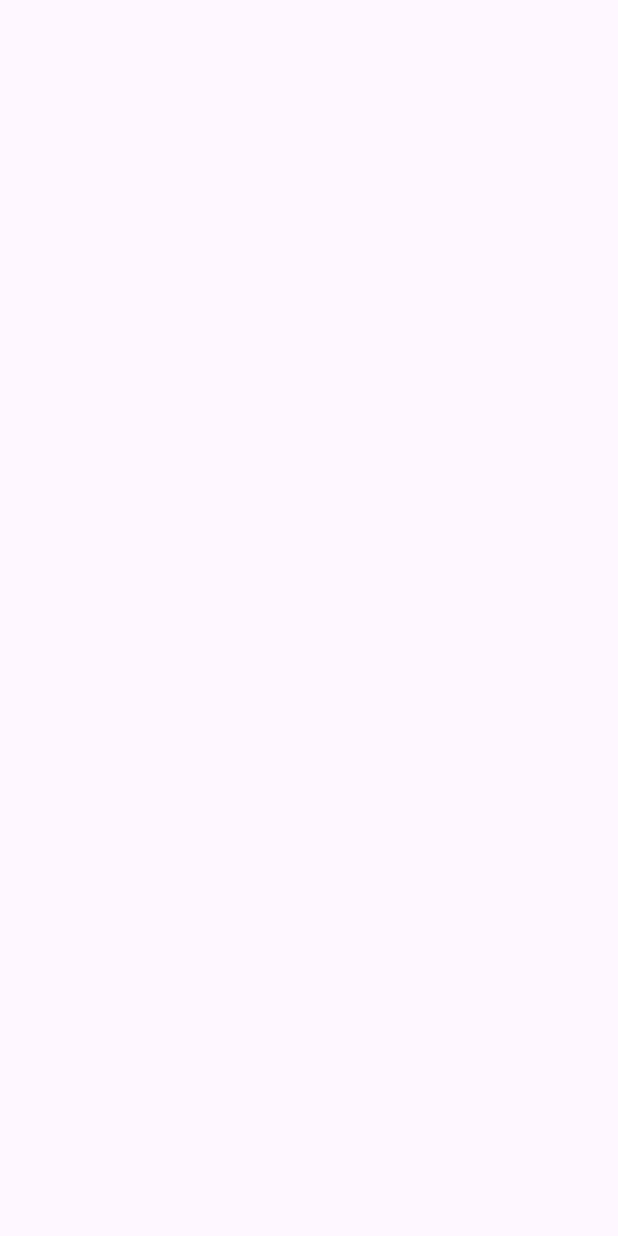
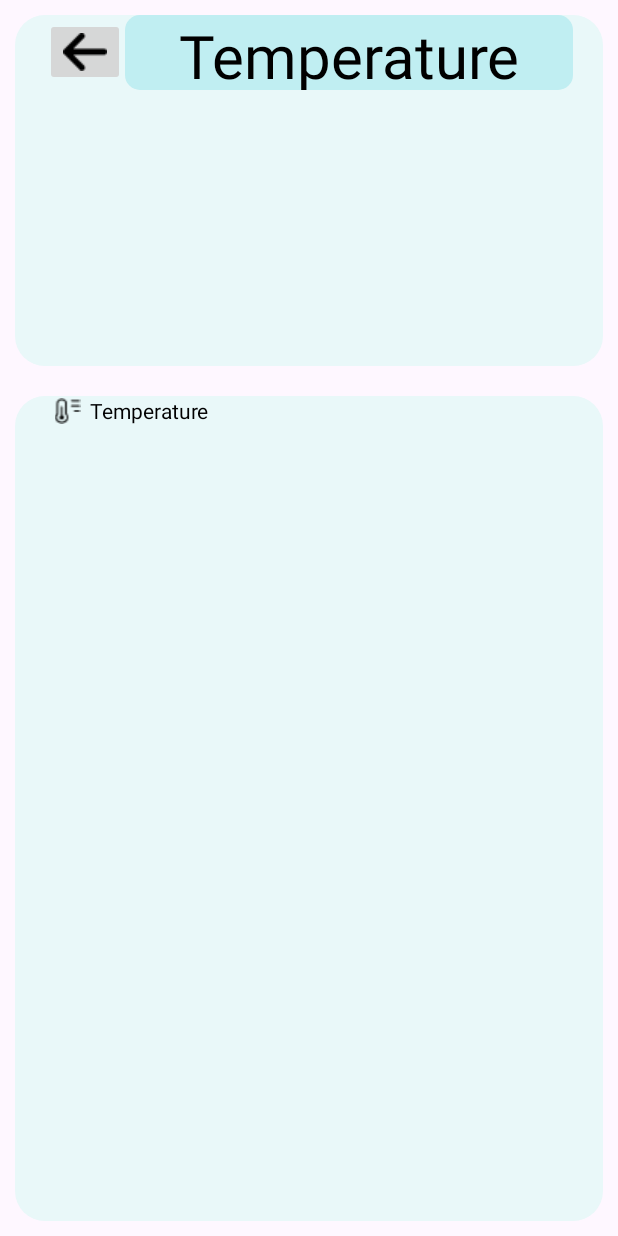
Before and after one commit to HyHyZhaLee/Thesis_Proposal, an Android app: the TempPage screen opened directly, with no data from a screen before it, on a phone screen of 412 x 824 dp. Before the commit the screen is empty. Run offline under Robolectric (Android 15) with nearby library versions, the phone set to English and light mode, and no system bars.

Commit message:
add back button

```diff
--- a/AndroidUI_AndroidStudio/app/src/main/java/com/example/androidui_androidstudio/MainActivity.java
+++ b/AndroidUI_AndroidStudio/app/src/main/java/com/example/androidui_androidstudio/MainActivity.java
@@ -6,6 +6,8 @@ import android.os.Bundle;
 import android.content.Intent;
 import android.view.View;
 import android.widget.Button;
+import android.widget.ImageButton;
+
 public class MainActivity extends AppCompatActivity {
 
     @Override
@@ -21,6 +23,7 @@ public class MainActivity extends AppCompatActivity {
                 Intent intent=new Intent(MainActivity.this,TempPage.class);
                 startActivity(intent);
             }
+
         });
     }
 }
--- a/AndroidUI_AndroidStudio/app/src/main/java/com/example/androidui_androidstudio/TempPage.java
+++ b/AndroidUI_AndroidStudio/app/src/main/java/com/example/androidui_androidstudio/TempPage.java
@@ -2,7 +2,10 @@ package com.example.androidui_androidstudio;
 
 import androidx.appcompat.app.AppCompatActivity;
 
+import android.content.Intent;
 import android.os.Bundle;
+import android.view.View;
+import android.widget.ImageButton;
 
 public class TempPage extends AppCompatActivity {
 
@@ -10,5 +13,13 @@ public class TempPage extends AppCompatActivity {
     protected void onCreate(Bundle savedInstanceState) {
         super.onCreate(savedInstanceState);
         setContentView(R.layout.activity_temp_page2);
+        ImageButton btn_1 = findViewById(R.id.button_temp_back);
+        btn_1.setOnClickListener(new View.OnClickListener() {
+            @Override
+            public void onClick(View v) {
+                Intent intent=new Intent(TempPage.this,MainActivity.class);
+                startActivity(intent);
+            }
+        });
     }
 }
--- a/AndroidUI_AndroidStudio/app/src/main/res/layout/activity_temp_page2.xml
+++ b/AndroidUI_AndroidStudio/app/src/main/res/layout/activity_temp_page2.xml
@@ -1,9 +1,74 @@
 <?xml version="1.0" encoding="utf-8"?>
-<androidx.constraintlayout.widget.ConstraintLayout xmlns:android="http://schemas.android.com/apk/res/android"
-    xmlns:app="http://schemas.android.com/apk/res-auto"
+<LinearLayout xmlns:android="http://schemas.android.com/apk/res/android"
     xmlns:tools="http://schemas.android.com/tools"
     android:layout_width="match_parent"
     android:layout_height="match_parent"
+    android:orientation="vertical"
+    android:padding="10dp"
     tools:context=".TempPage">
+    <LinearLayout
+        android:layout_width="match_parent"
+        android:layout_height="wrap_content"
+        android:layout_weight="1"
+        android:background="@drawable/rounded_edge"
+        android:orientation="vertical"
+        android:paddingBottom="10dp">
+        <LinearLayout
+            android:layout_width="match_parent"
+            android:layout_height="50dp"
+            android:gravity="center"
+            android:orientation="horizontal"
+            android:paddingHorizontal="20dp">
 
-</androidx.constraintlayout.widget.ConstraintLayout>
+            <ImageButton
+                android:id="@+id/button_temp_back"
+                android:layout_width="wrap_content"
+                android:layout_height="wrap_content"
+                android:layout_gravity="center"
+                android:src="@drawable/arrow_left" />
+
+            <TextView
+                android:layout_width="match_parent"
+                android:layout_height="wrap_content"
+                android:text="Temperature"
+                android:textAlignment="center"
+                android:textColor="@color/black"
+                android:textSize="40dp"
+                android:background="@drawable/frame2"/>
+        </LinearLayout>
+
+    </LinearLayout>
+
+    <LinearLayout
+        android:layout_width="match_parent"
+        android:layout_height="550dp"
+        android:background="@drawable/rounded_edge"
+        android:orientation="horizontal"
+        android:layout_marginTop="20dp">
+
+        <LinearLayout
+            android:layout_width="match_parent"
+            android:layout_height="20dp"
+            android:gravity="center"
+            android:orientation="horizontal"
+            android:paddingHorizontal="20dp">
+
+            <ImageView
+                android:layout_width="30dp"
+                android:layout_height="wrap_content"
+                android:layout_gravity="center"
+                android:src="@drawable/temp" />
+
+            <TextView
+                android:layout_width="match_parent"
+                android:layout_height="wrap_content"
+                android:text="Temperature"
+                android:textAlignment="textStart"
+                android:textColor="@color/black" />
+
+        </LinearLayout>
+    </LinearLayout>
+
+
+
+</LinearLayout>
```
